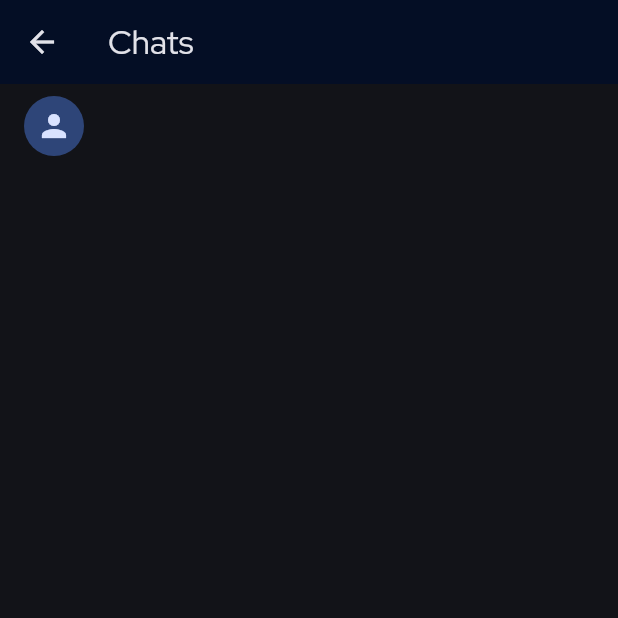
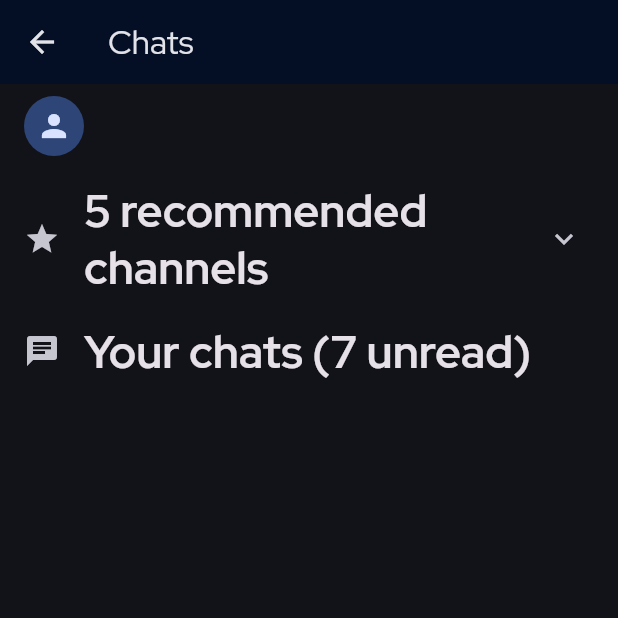
Before and after one commit to jordanmosakowski/newcomer, a Flutter app: the ChatList screen opened by its route, on a phone screen of 412 x 824 dp, the top half of it. Run offline on Flutter 3.47's test engine with Material 3 defaults, Android fonts, the phone set to English and light mode, and no system bars; our stand-ins replace cloud_firestore, email_validator, firebase_auth, firebase_core, firebase_storage, fluro and 3 more; accounts and stored records are empty.

Commit message:
Update chat_list.dart

```diff
--- a/lib/pages/chat_list.dart
+++ b/lib/pages/chat_list.dart
@@ -14,6 +14,15 @@ class ChatList extends StatefulWidget {
 }
 
 String? image;
+
+List<String> recommendations = ["Travel","Cooking", "Broncos", "Hiking", "Gardening"];
+List<String> reasons = [
+  "You and Conner Yin share 8 common channels, and he is in Travel",
+  "Grant Goldman and 1 other from Gaming are also in Cooking",
+  "You and Cameron Greene share 5 common channels, and he is in Broncos",
+  "You and Cole Heider are both in Boulder, CO, and Cole is also in Hiking",
+  "Cameron Greene and 3 others from Santa Clara, CA are also in Gardening"
+];
 
 class _ChatListState extends State<ChatList> {
   @override
@@ -66,9 +75,26 @@ class _ChatListState extends State<ChatList> {
                           userProfile.name,
                         ),
                       ),
+                      ExpansionTile(
+                        leading: Icon(Icons.star),
+                        title: Text("5 recommended channels", style: Theme.of(context).textTheme.titleLarge!.copyWith(fontWeight: FontWeight.bold, fontSize: 30)),
+                        children: [
+                          for(int i=0; i<recommendations.length; i++)
+                            ListTile(
+                              leading: Icon(Icons.star_border),
+                              title: Text(recommendations[i], style: Theme.of(context).textTheme.titleLarge!.copyWith(fontWeight: FontWeight.bold)),
+                              subtitle: Text(reasons[i], style: Theme.of(context).textTheme.titleSmall)
+                            )
+                        ],
+                      ),
+                      ListTile(
+                        leading: Icon(Icons.chat),
+                        title: Text("Your chats (7 unread)", style: Theme.of(context).textTheme.titleLarge!.copyWith(fontWeight: FontWeight.bold, fontSize: 30))
+                      ),
                       Expanded(
                         child: ListView(
                           children: userProfile.channels.map((channel) {
+                              bool bold = (channel.hashCode % 3) < 1;
                               int depth = channel.split(":").length-1;
                               if(channel.substring(0,4) == "town"){
                                 depth--;
@@ -84,8 +110,15 @@ class _ChatListState extends State<ChatList> {
                               return Padding(
                                 padding: EdgeInsets.only(left: depth * 20.0),
                                 child: ListTile(
-                                  leading: Text("#", style: Theme.of(context).textTheme.titleLarge!.copyWith(fontWeight: FontWeight.bold)),
-                                  title: Text(interests[channel]?.name ?? ""),
+                                  leading: Badge(
+                                    label: Text((channel.hashCode % 7 + 1).toString()),
+                                    isLabelVisible: bold,
+                                    child: Padding(
+                                      padding: const EdgeInsets.all(8.0),
+                                      child: Text("#", style: Theme.of(context).textTheme.titleLarge!.copyWith(fontWeight: FontWeight.bold)),
+                                    )
+                                  ),
+                                  title: Text(interests[channel]?.name ?? "", style: bold ? TextStyle(fontWeight: FontWeight.w900) : null),
                                   minLeadingWidth: 10,
                                   // subtitle: Text("2 members"),
                                   onTap: () async {
```
